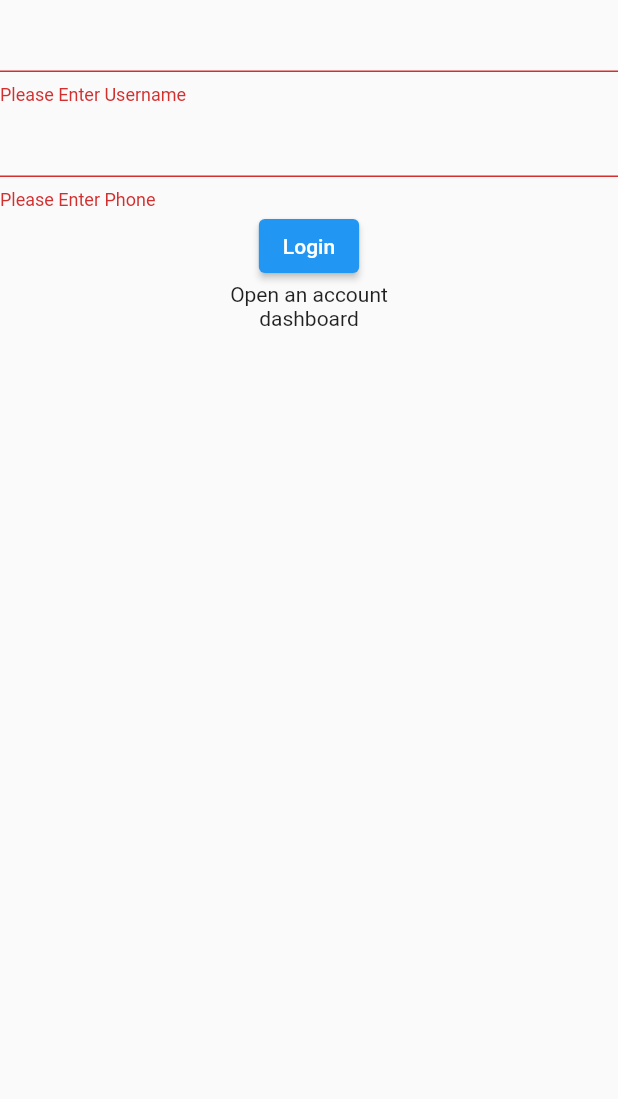
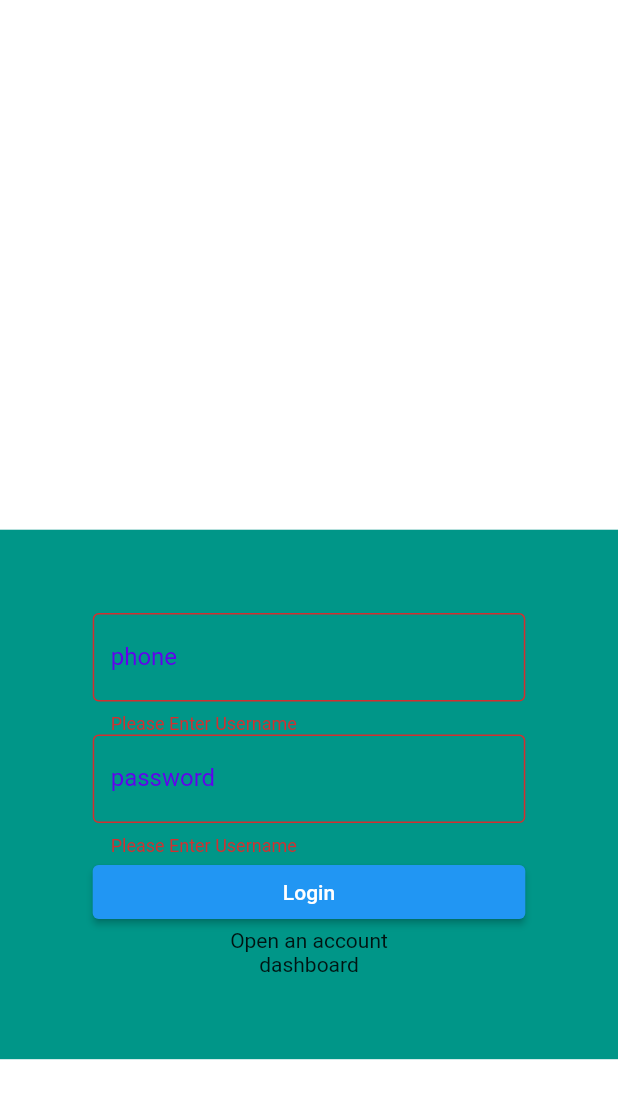
Before and after one commit to Manan-Chakma/cht_ecom, a Flutter app: the screen it shows after launch, after a tap on "Login", on a phone screen of 412 x 824 dp. Shown: the top 1099 px of the screen. Run offline on Flutter 3.47's test engine with Material 2 defaults, Android fonts, the phone set to English and light mode, and no system bars; our stand-ins replace splashscreen; network calls fail.

Commit message:
login page design

```diff
--- a/lib/src/views/auth/login/login_form.dart
+++ b/lib/src/views/auth/login/login_form.dart
@@ -1,4 +1,3 @@
-
 import 'package:flutter/cupertino.dart';
 import 'package:flutter/material.dart';
 
@@ -11,62 +10,127 @@ class LoginForm extends StatefulWidget {
 
 class _LoginFormState extends State<LoginForm> {
   final _loginFormKey = GlobalKey<FormState>();
-  final userNameController = TextEditingController();
+  final userPasswordController = TextEditingController();
   final userPhoneController = TextEditingController();
-
 
   @override
   void dispose() {
-    userNameController.dispose();
+    userPasswordController.dispose();
     userPhoneController.dispose();
     super.dispose();
   }
+
   @override
   Widget build(BuildContext context) {
     return Scaffold(
-      body: Center(
-        child: Form(
-            key: _loginFormKey,
-            child: Column(
-              children: <Widget>[
-                TextFormField(
-                  controller: userNameController,
-                  validator: (value) {
-                    if (value.isEmpty) {
-                      return 'Please Enter Username';
-                    }
-                    return null;
-                  },
-                ),
-                TextFormField(
-                  controller: userPhoneController,
-                  validator: (value) {
-                    if (value.isEmpty) {
-                      return 'Please Enter Phone';
-                    }
-                    return null;
-                  },
-                ),
+      body: Column(
+        children: <Widget>[
+          Flexible(
+            flex: 3,
+            child: Container(color: Colors.white,),
+          ),
+          Flexible(
+            flex: 3,
+            child: Container(
+              color: Colors.teal,
+              child: Form(
+                  key: _loginFormKey,
+                  child: Column(
+                    mainAxisAlignment: MainAxisAlignment.center,
+                    children: <Widget>[
+                      UserPhone(),
+                      UserPassword(),
+                      Container(
+                        alignment: Alignment.center,
+                        child: FractionallySizedBox(
+                          widthFactor: 0.7,
+                          child: ElevatedButton(
+                              onPressed: () {
+                                if (_loginFormKey.currentState.validate()) {
+                                  Scaffold.of(context).showSnackBar(
+                                      SnackBar(content: Text('Successful')));
+                                }
+                              },
+                              child: Text('Login')),
+                        ),
+                      ),
+                      GestureDetector(
+                          onTap: () {
+                            Navigator.pushNamed(context, '/registration');
+                          },
+                          child: Text('Open an account')),
+                      GestureDetector(
+                          onTap: () {
+                            Navigator.pushNamed(context, '/dashboard');
+                          },
+                          child: Text('dashboard'))
+                    ],
+                  )),
+            ),
+          ),
+          Flexible(
+            flex: 1,
+            child: Container(color: Colors.white,),
+          ),
 
-                ElevatedButton(
-                    onPressed: () {
-                      if (_loginFormKey.currentState.validate()) {
-                        Scaffold.of(context)
-                            .showSnackBar(SnackBar(content: Text('Successful')));
-                      }
-                    },
-                    child: Text('Login')
-                ),
-                GestureDetector(onTap: (){
-                  Navigator.pushNamed(context, '/registration');
-                }, child: Text('Open an account')),
-                GestureDetector(onTap: (){
-                  Navigator.pushNamed(context, '/dashboard');
-                }, child: Text('dashboard'))
+        ],
 
-              ],
-            )),
       ),
     );
   }
 }
+
+class UserPhone extends StatelessWidget {
+  final userPhoneController = TextEditingController();
+  @override
+  Widget build(BuildContext context) {
+    return LoginFormInput(userPhoneController, 'phone', '017********');
+  }
+}
+
+class UserPassword extends StatelessWidget {
+  final userPasswordController = TextEditingController();
+  @override
+  Widget build(BuildContext context) {
+    return LoginFormInput(userPasswordController, 'password', '');
+  }
+
+}
+
+class LoginButton {}
+
+class LoginFormInput extends StatelessWidget {
+  final TextEditingController controller;
+  final String labelText;
+  final String labelHint;
+
+  LoginFormInput(this.controller, this.labelText, this.labelHint);
+
+
+  @override
+  Widget build(BuildContext context) {
+    return Container(
+      alignment: Alignment.center,
+      child: FractionallySizedBox(
+        widthFactor: 0.7,
+        child: TextFormField(
+          decoration: InputDecoration(
+            border: OutlineInputBorder(),
+            labelText: labelText,
+            hintText: labelHint,
+            labelStyle: TextStyle(
+              color: Color(0xFF6200EE),
+            ),
+          ),
+          controller: controller,
+          validator: (value) {
+            if (value.isEmpty) {
+              return 'Please Enter Username';
+            }
+            return null;
+          },
+        ),
+      ),
+    );
+  }
+}
```
